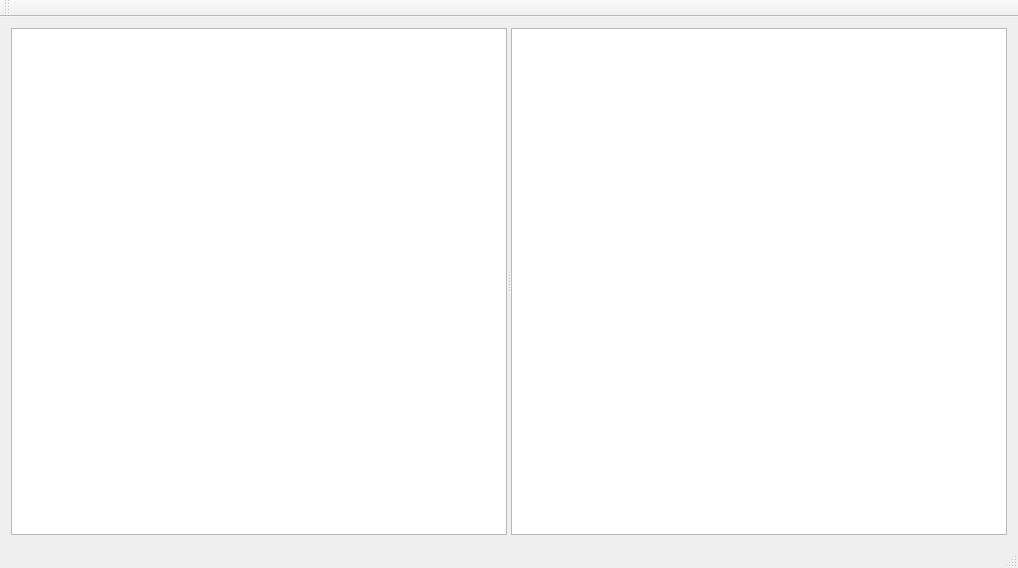
First picture: the form in gui/qtchordii/mainwindow.ui, repository joharei/QtChordii, before the edit.
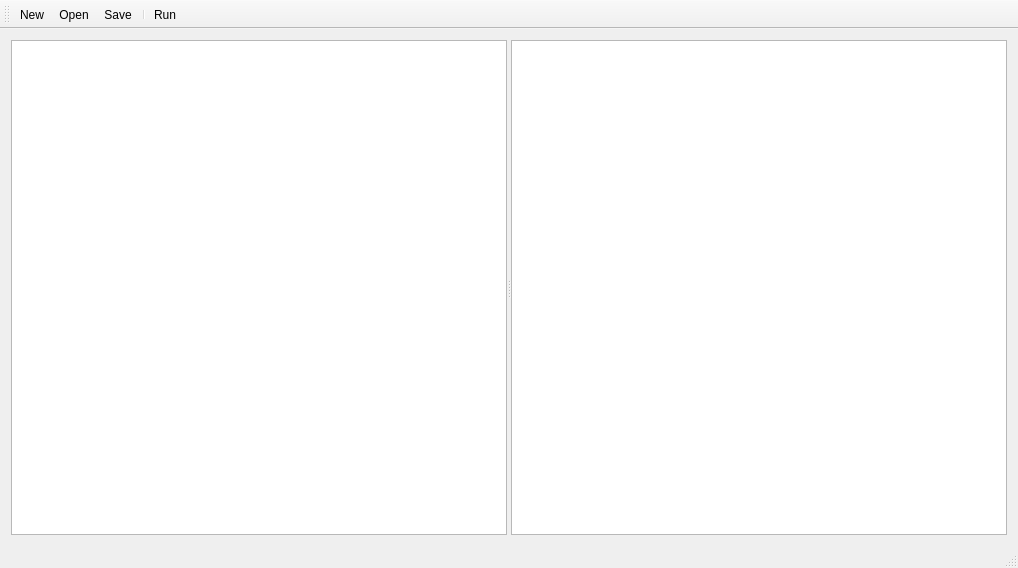
Second picture: the form after the edit. Custom widgets are drawn as their Qt base class.

```diff
--- a/gui/qtchordii/mainwindow.ui
+++ b/gui/qtchordii/mainwindow.ui
@@ -63,8 +63,57 @@
    <attribute name="toolBarBreak">
     <bool>false</bool>
    </attribute>
+   <addaction name="actionNew"/>
+   <addaction name="actionOpen"/>
+   <addaction name="actionSave"/>
+   <addaction name="separator"/>
+   <addaction name="actionRun"/>
   </widget>
   <widget class="QStatusBar" name="statusBar"/>
+  <action name="actionNew">
+   <property name="text">
+    <string>New</string>
+   </property>
+   <property name="toolTip">
+    <string>New Song</string>
+   </property>
+   <property name="shortcut">
+    <string>Ctrl+N</string>
+   </property>
+  </action>
+  <action name="actionOpen">
+   <property name="text">
+    <string>Open</string>
+   </property>
+   <property name="toolTip">
+    <string>Open Directory</string>
+   </property>
+   <property name="shortcut">
+    <string>Ctrl+O</string>
+   </property>
+  </action>
+  <action name="actionSave">
+   <property name="text">
+    <string>Save</string>
+   </property>
+   <property name="toolTip">
+    <string>Save Song</string>
+   </property>
+   <property name="shortcut">
+    <string>Ctrl+S</string>
+   </property>
+  </action>
+  <action name="actionRun">
+   <property name="text">
+    <string>Run</string>
+   </property>
+   <property name="toolTip">
+    <string>Run Chordii</string>
+   </property>
+   <property name="shortcut">
+    <string>Ctrl+R</string>
+   </property>
+  </action>
  </widget>
  <layoutdefault spacing="6" margin="11"/>
  <customwidgets>
```
Left out of the diff: 2 changed lines with no effect on the pictures.
